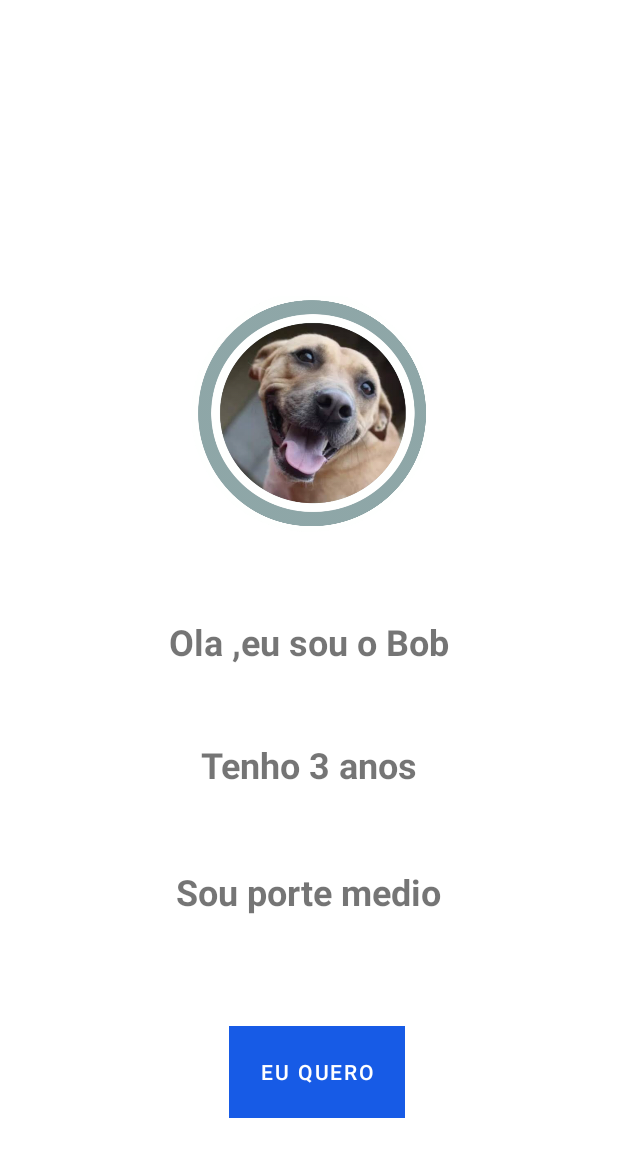
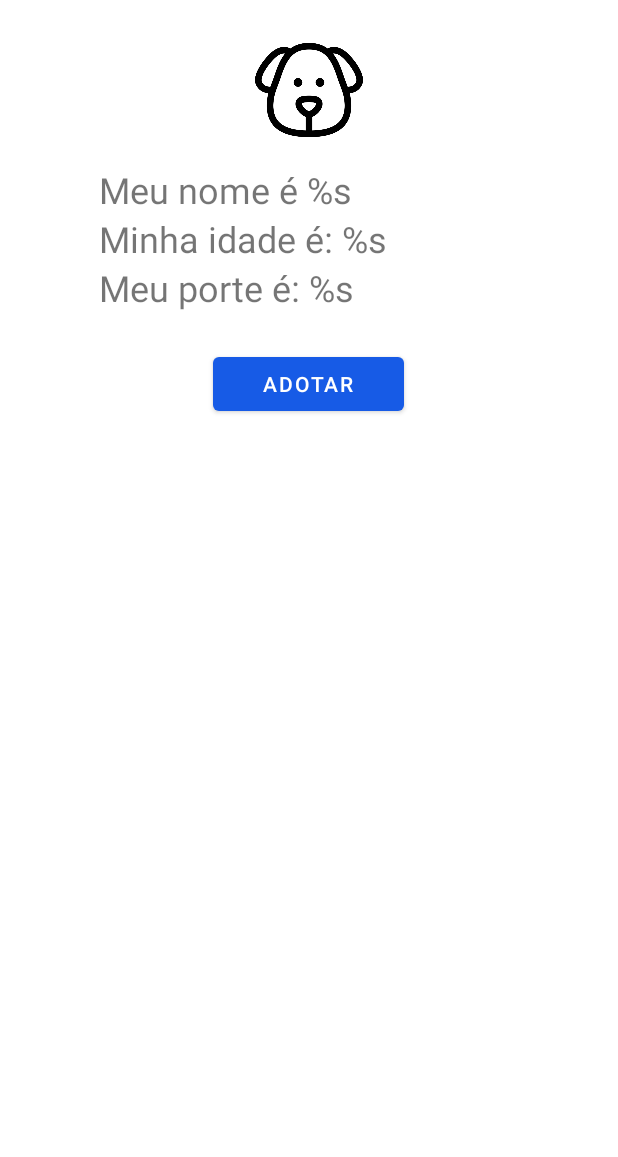
Before and after one commit to douglascas/android, an Android app: the DogDetailActivity screen opened directly, with no data from a screen before it, on a phone screen of 412 x 824 dp. Shown: the top 1157 px of the screen. Run offline under Robolectric (Android 15) with nearby library versions, the phone set to English and light mode, and no system bars; 1 statement that could not run was skipped.

Commit message:
Edição de arquivos de internacionalização e melhoria na tela de detalhes do pet

```diff
--- a/app/src/main/java/com/tinderdog/ui/dogs/ListarDogs.java
+++ b/app/src/main/java/com/tinderdog/ui/dogs/ListarDogs.java
@@ -42,7 +42,7 @@ public class ListarDogs extends AppCompatActivity {
         TextView txtHeader = new TextView(this);
         txtHeader.setBackgroundColor(Color.GRAY);
         txtHeader.setTextColor(Color.WHITE);
-        txtHeader.setText(R.string.texto_cabecalho);
+        txtHeader.setText(R.string.list_dogs_header);
         txtHeader.setPadding(PADDING, PADDING, 0, PADDING);
         listView.addHeaderView(txtHeader);
         final TextView txtFooter = new TextView(this);
--- a/app/src/main/res/layout/activity_choice.xml
+++ b/app/src/main/res/layout/activity_choice.xml
@@ -25,7 +25,7 @@
             android:layout_height="0.3in"
             android:layout_marginTop="24dp"
             android:layout_gravity="center"
-            android:text="@string/adotar" />
+            android:text="@string/adopt" />
 
         <com.google.android.material.button.MaterialButton
             android:id="@+id/btnAddDog"
@@ -33,7 +33,7 @@
             android:layout_height="0.3in"
             android:layout_marginTop="24dp"
             android:layout_gravity="center"
-            android:text="@string/cadastrar" />
+            android:text="@string/register" />
 
         <com.google.android.material.button.MaterialButton
             android:id="@+id/logout"
--- a/app/src/main/res/layout/activity_detail.xml
+++ b/app/src/main/res/layout/activity_detail.xml
@@ -1,106 +1,148 @@
 <?xml version="1.0" encoding="utf-8"?>
-<androidx.coordinatorlayout.widget.CoordinatorLayout xmlns:android="http://schemas.android.com/apk/res/android"
-    xmlns:app="http://schemas.android.com/apk/res-auto"
+<ScrollView xmlns:android="http://schemas.android.com/apk/res/android"
     xmlns:tools="http://schemas.android.com/tools"
     android:layout_width="match_parent"
     android:layout_height="match_parent"
     tools:context=".ui.dogs.DogDetailActivity">
 
-    <com.google.android.material.appbar.AppBarLayout
-        android:layout_width="match_parent"
-        android:layout_height="wrap_content"
-        android:theme="@style/AppTheme.AppBarOverlay"/>
-
-    <androidx.constraintlayout.widget.ConstraintLayout
-        android:layout_width="match_parent"
-        android:layout_height="match_parent">
+    <LinearLayout
+        android:layout_width="280dp"
+        android:layout_height="match_parent"
+        android:layout_gravity="center_horizontal"
+        android:orientation="vertical">
 
         <ImageView
             android:id="@+id/dogPhoto"
-            android:layout_width="208dp"
-            android:layout_height="157dp"
-            android:layout_marginBottom="469dp"
-            android:layout_marginEnd="80dp"
-            android:layout_marginStart="80dp"
-            android:layout_marginTop="79dp"
-            android:background="#00673AB7"
-            app:layout_constraintBottom_toBottomOf="parent"
-            app:layout_constraintEnd_toEndOf="parent"
-            app:layout_constraintStart_toStartOf="parent"
-            app:layout_constraintTop_toTopOf="parent"
-            app:layout_constraintVertical_bias="1.0"
-            app:srcCompat="@drawable/dog1" />
+            android:layout_width="wrap_content"
+            android:layout_height="72dp"
+            android:layout_gravity="center_horizontal"
+            android:layout_marginTop="24dp"
+            android:layout_marginBottom="14dp"
+            android:src="@drawable/logo2" />
 
         <TextView
             android:id="@+id/txtName"
-            android:layout_width="wrap_content"
+            android:layout_width="match_parent"
             android:layout_height="wrap_content"
-            android:layout_marginStart="185dp"
-            android:layout_marginTop="65dp"
-            android:layout_marginEnd="168dp"
-            android:layout_marginBottom="384dp"
-            android:text="Ola ,eu sou o Bob"
-            android:textSize="24sp"
-            android:textStyle="bold"
-            app:layout_constraintBottom_toBottomOf="parent"
-            app:layout_constraintEnd_toEndOf="parent"
-            app:layout_constraintHorizontal_bias="0.569"
-            app:layout_constraintStart_toStartOf="parent"
-            app:layout_constraintTop_toBottomOf="@+id/dogPhoto"
-            app:layout_constraintVertical_bias="0.692" />
+            android:text="@string/my_name_is"
+            android:textSize="24sp" />
 
         <TextView
             android:id="@+id/txtAge"
-            android:layout_width="wrap_content"
+            android:layout_width="match_parent"
             android:layout_height="wrap_content"
-            android:layout_marginStart="194dp"
-            android:layout_marginTop="60dp"
-            android:layout_marginEnd="159dp"
-            android:layout_marginBottom="298dp"
-            android:text="Tenho 3 anos"
-            android:textSize="24sp"
-            android:textStyle="bold"
-            app:layout_constraintBottom_toBottomOf="parent"
-            app:layout_constraintEnd_toEndOf="parent"
-            app:layout_constraintHorizontal_bias="0.704"
-            app:layout_constraintStart_toStartOf="parent"
-            app:layout_constraintTop_toBottomOf="@+id/txtName"
-            app:layout_constraintVertical_bias="1.0" />
+            android:text="@string/my_age_is"
+            android:textSize="24sp" />
 
         <TextView
             android:id="@+id/tvPorte"
-            android:layout_width="wrap_content"
+            android:layout_width="match_parent"
             android:layout_height="wrap_content"
-            android:layout_marginStart="194dp"
-            android:layout_marginTop="59dp"
-            android:layout_marginEnd="159dp"
-            android:layout_marginBottom="213dp"
-            android:text="@string/detail_gait"
-            android:textSize="24sp"
-            android:textStyle="bold"
-            app:layout_constraintBottom_toBottomOf="parent"
-            app:layout_constraintEnd_toEndOf="parent"
-            app:layout_constraintHorizontal_bias="0.65"
-            app:layout_constraintStart_toStartOf="parent"
-            app:layout_constraintTop_toBottomOf="@+id/txtAge"
-            app:layout_constraintVertical_bias="1.0" />
+            android:text="@string/my_gait_is"
+            android:textSize="24sp" />
 
-        <Button
+        <com.google.android.material.button.MaterialButton
             android:id="@+id/btnAdote"
-            android:layout_width="117dp"
-            android:layout_height="61dp"
-            android:layout_marginStart="181dp"
-            android:layout_marginTop="73dp"
-            android:layout_marginEnd="142dp"
-            android:layout_marginBottom="85dp"
-            android:background="@drawable/button_adote"
-            android:text="@string/detail_btn_eu_quero"
-            app:layout_constraintBottom_toBottomOf="parent"
-            app:layout_constraintEnd_toEndOf="parent"
-            app:layout_constraintHorizontal_bias="1.0"
-            app:layout_constraintStart_toStartOf="parent"
-            app:layout_constraintTop_toBottomOf="@+id/tvPorte"
-            app:layout_constraintVertical_bias="0.0" />
-    </androidx.constraintlayout.widget.ConstraintLayout>
+            android:layout_width="127dp"
+            android:layout_height="0.3in"
+            android:layout_gravity="center"
+            android:layout_marginTop="24dp"
+            android:text="@string/adopt" />
 
-</androidx.coordinatorlayout.widget.CoordinatorLayout>
+    </LinearLayout>
+</ScrollView><!--<?xml version="1.0" encoding="utf-8"?>-->
+    <!--<LinearLayout xmlns:android="http://schemas.android.com/apk/res/android"-->
+    <!--    xmlns:app="http://schemas.android.com/apk/res-auto"-->
+    <!--    xmlns:tools="http://schemas.android.com/tools"-->
+    <!--    android:layout_width="match_parent"-->
+    <!--    android:layout_height="match_parent"-->
+    <!--    android:orientation="vertical"-->
+    <!--    tools:context=".ui.dogs.DogDetailActivity">-->
+
+    <!--    <ImageView-->
+    <!--        android:id="@+id/dogPhoto"-->
+    <!--        android:layout_width="208dp"-->
+    <!--        android:layout_height="157dp"-->
+    <!--        android:layout_marginStart="80dp"-->
+    <!--        android:layout_marginTop="79dp"-->
+    <!--        android:layout_marginEnd="80dp"-->
+    <!--        android:layout_marginBottom="469dp"-->
+    <!--        android:background="#00673AB7"-->
+    <!--        app:layout_constraintBottom_toBottomOf="parent"-->
+    <!--        app:layout_constraintEnd_toEndOf="parent"-->
+    <!--        app:layout_constraintStart_toStartOf="parent"-->
+    <!--        app:layout_constraintTop_toTopOf="parent"-->
+    <!--        app:layout_constraintVertical_bias="1.0"-->
+    <!--        app:srcCompat="@drawable/dog1" />-->
+
+    <!--    <TextView-->
+    <!--        android:id="@+id/txtName"-->
+    <!--        android:layout_width="283dp"-->
+    <!--        android:layout_height="wrap_content"-->
+    <!--        android:layout_marginStart="185dp"-->
+    <!--        android:layout_marginTop="65dp"-->
+    <!--        android:layout_marginEnd="168dp"-->
+    <!--        android:layout_marginBottom="384dp"-->
+    <!--        android:text="Ola ,eu sou o Bob"-->
+    <!--        android:textSize="24sp"-->
+    <!--        android:textStyle="bold"-->
+    <!--        app:layout_constraintBottom_toBottomOf="parent"-->
+    <!--        app:layout_constraintEnd_toEndOf="parent"-->
+    <!--        app:layout_constraintHorizontal_bias="0.569"-->
+    <!--        app:layout_constraintStart_toStartOf="parent"-->
+    <!--        app:layout_constraintTop_toBottomOf="@+id/dogPhoto"-->
+    <!--        app:layout_constraintVertical_bias="0.692" />-->
+
+    <!--    <TextView-->
+    <!--        android:id="@+id/txtAge"-->
+    <!--        android:layout_width="164dp"-->
+    <!--        android:layout_height="wrap_content"-->
+    <!--        android:layout_marginStart="194dp"-->
+    <!--        android:layout_marginTop="60dp"-->
+    <!--        android:layout_marginEnd="159dp"-->
+    <!--        android:layout_marginBottom="298dp"-->
+    <!--        android:text="Tenho 3 anos"-->
+    <!--        android:textSize="24sp"-->
+    <!--        android:textStyle="bold"-->
+    <!--        app:layout_constraintBottom_toBottomOf="parent"-->
+    <!--        app:layout_constraintEnd_toEndOf="parent"-->
+    <!--        app:layout_constraintHorizontal_bias="0.704"-->
+    <!--        app:layout_constraintStart_toStartOf="parent"-->
+    <!--        app:layout_constraintTop_toBottomOf="@+id/txtName"-->
+    <!--        app:layout_constraintVertical_bias="1.0" />-->
+
+    <!--    <TextView-->
+    <!--        android:id="@+id/tvPorte"-->
+    <!--        android:layout_width="wrap_content"-->
+    <!--        android:layout_height="wrap_content"-->
+    <!--        android:layout_marginStart="194dp"-->
+    <!--        android:layout_marginTop="59dp"-->
+    <!--        android:layout_marginEnd="159dp"-->
+    <!--        android:layout_marginBottom="213dp"-->
+    <!--        android:text="@string/detail_gait"-->
+    <!--        android:textSize="24sp"-->
+    <!--        android:textStyle="bold"-->
+    <!--        app:layout_constraintBottom_toBottomOf="parent"-->
+    <!--        app:layout_constraintEnd_toEndOf="parent"-->
+    <!--        app:layout_constraintHorizontal_bias="0.65"-->
+    <!--        app:layout_constraintStart_toStartOf="parent"-->
+    <!--        app:layout_constraintTop_toBottomOf="@+id/txtAge"-->
+    <!--        app:layout_constraintVertical_bias="1.0" />-->
+
+    <!--    <Button-->
+    <!--        android:id="@+id/btnAdote"-->
+    <!--        android:layout_width="53dp"-->
+    <!--        android:layout_height="37dp"-->
+    <!--        android:layout_marginStart="181dp"-->
+    <!--        android:layout_marginTop="73dp"-->
+    <!--        android:layout_marginEnd="142dp"-->
+    <!--        android:layout_marginBottom="85dp"-->
+    <!--        android:background="@drawable/button_adote"-->
+    <!--        android:text="@string/detail_btn_eu_quero"-->
+    <!--        app:layout_constraintBottom_toBottomOf="parent"-->
+    <!--        app:layout_constraintEnd_toEndOf="parent"-->
+    <!--        app:layout_constraintHorizontal_bias="1.0"-->
+    <!--        app:layout_constraintStart_toStartOf="parent"-->
+    <!--        app:layout_constraintTop_toBottomOf="@+id/tvPorte"-->
+    <!--        app:layout_constraintVertical_bias="1.0" />-->
+    <!--</LinearLayout>-->
--- a/app/src/main/res/layout/activity_register_dog.xml
+++ b/app/src/main/res/layout/activity_register_dog.xml
@@ -101,7 +101,7 @@
                 android:layout_height="0.3in"
                 android:layout_marginLeft="30px"
                 android:layout_gravity="center"
-                android:text="Upload" />
+                android:text="@string/upload_dog_photo" />
             <ImageView
                 android:id="@+id/image"
                 android:layout_width="wrap_content"
@@ -115,7 +115,7 @@
             android:layout_width="1.5in"
             android:layout_height="0.3in"
             android:layout_gravity="center"
-            android:text="Login" />
+            android:text="@string/register_new_dog" />
 
     </LinearLayout>
 </ScrollView>
```
Also changed, not shown: app/src/main/res/layout/activity_listar_dogs.xml (+5 -4 lines), app/src/main/res/values/strings.xml (+7 -21 lines).
